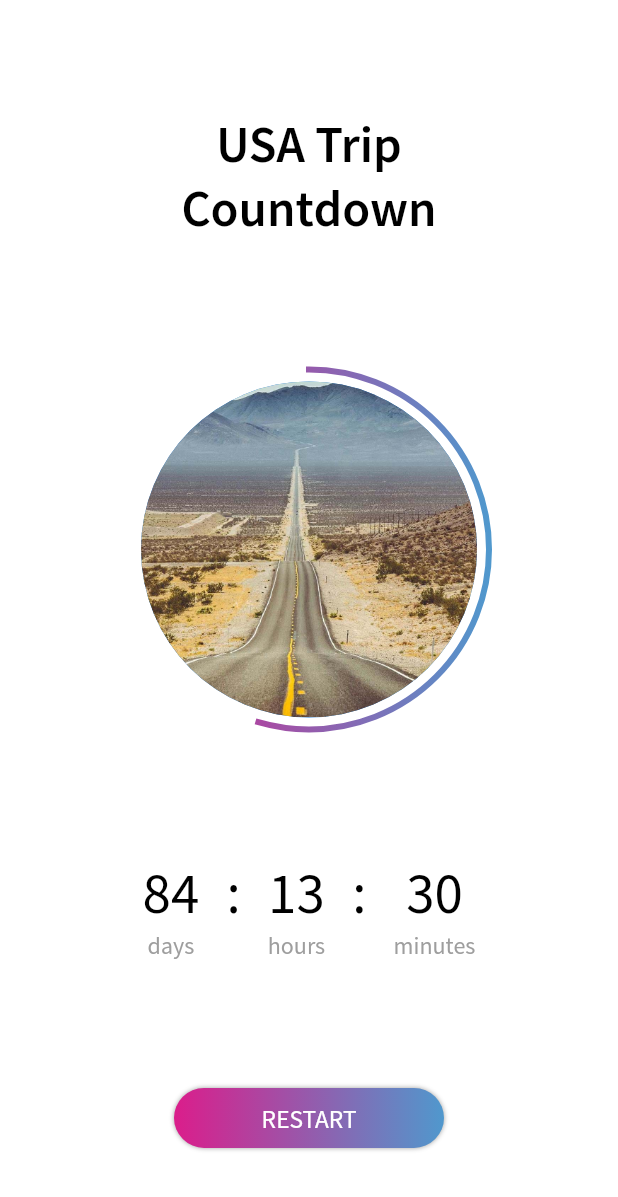
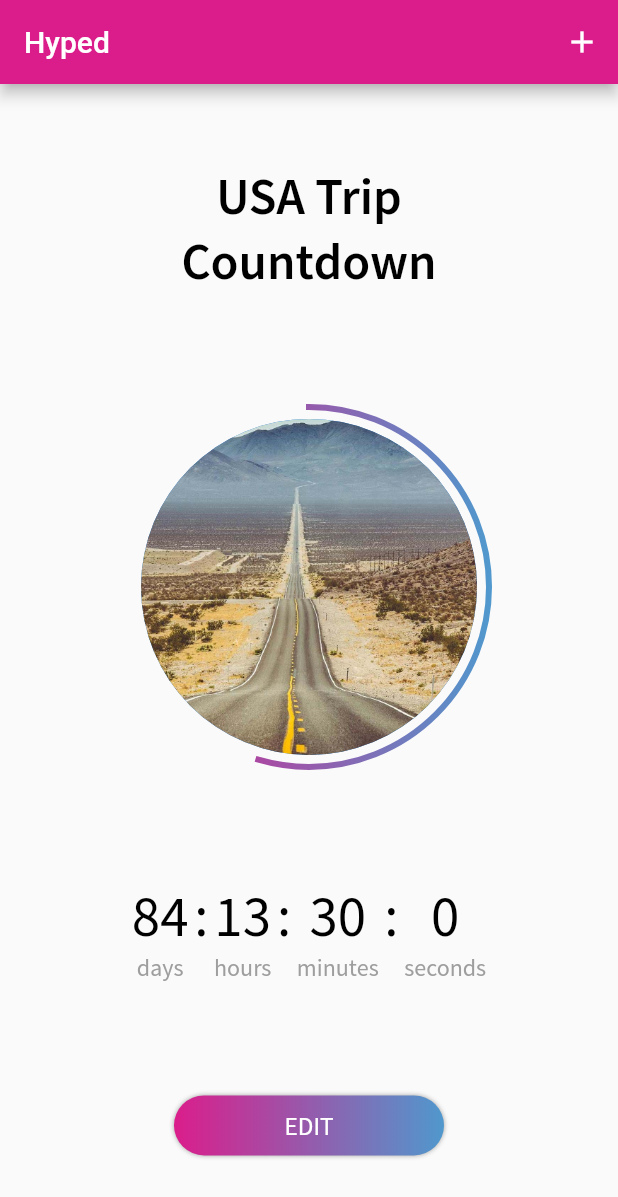
Before and after one commit to funselaar/hyped, a Flutter app: the first screen one second after launch, on a phone screen of 412 x 824 dp. Shown: the top 1197 px of the screen. Run offline on Flutter 3.47's test engine with Material 2 defaults, Android fonts, the phone set to English and light mode, and no system bars.

Commit message:
Added appbar

```diff
--- a/lib/screens/countdown/countdown.dart
+++ b/lib/screens/countdown/countdown.dart
@@ -19,13 +19,56 @@ class Countdown extends StatefulWidget {
 class CountdownState extends State<Countdown> {
   final Trip trip;
 
+  bool editMode = false;
+
   CountdownState({this.trip});
 
   @override
   Widget build(BuildContext context) {
+    if (editMode) {
+      return buildEditMode(context);
+    } else {
+      return buildNormalMode(context);
+    }
+  }
+
+  Widget buildEditMode(BuildContext context) {
     return Container(
-      padding: EdgeInsets.fromLTRB(16.0, 32.0, 16.0, 16.0),
+      padding: EdgeInsets.fromLTRB(16.0, 16.0, 16.0, 16.0),
       child: Row(children: <Widget>[
+        Expanded(
+          child: Column(
+            children: <Widget>[
+              Container(
+                width: 220,
+                child: Text(
+                  trip.title,
+                  style: AppTheme.titleTextStyle,
+                  textAlign: TextAlign.center,
+                ),
+              ),
+              Container(
+                child: AppButton(
+                  buttonName: "Done",
+                  gradient: LinearGradient(
+                      colors: [AppTheme.primaryColor, AppTheme.secondaryColor]),
+                  onPressed: toggleEditMode,
+                ),
+              ),
+            ],
+            crossAxisAlignment: CrossAxisAlignment.center,
+            mainAxisAlignment: MainAxisAlignment.spaceAround,
+          ),
+        ),
+      ]),
+    );
+  }
+
+  Widget buildNormalMode(BuildContext context) {
+    return Container(
+      padding: EdgeInsets.fromLTRB(16.0, 16.0, 16.0, 16.0),
+      child: Row(
+        children: <Widget>[
           Expanded(
             child: Column(
               children: <Widget>[
@@ -48,10 +91,12 @@ class CountdownState extends State<Countdown> {
                 ),
                 Container(
                   child: AppButton(
-                  buttonName: "Restart",
-                  gradient: LinearGradient(
-                      colors: [AppTheme.primaryColor, AppTheme.secondaryColor]),
-                  onPressed: restart,
+                    buttonName: "Edit",
+                    gradient: LinearGradient(colors: [
+                      AppTheme.primaryColor,
+                      AppTheme.secondaryColor
+                    ]),
+                    onPressed: toggleEditMode,
                   ),
                 ),
               ],
@@ -59,13 +104,14 @@ class CountdownState extends State<Countdown> {
               mainAxisAlignment: MainAxisAlignment.spaceAround,
             ),
           ),
-      ]),
+        ],
+      ),
     );
   }
 
-  void restart() {
+  void toggleEditMode() {
     setState(() {
-      this.trip.creation = DateTime.now();
+      this.editMode = !this.editMode;
     });
   }
 }
--- a/lib/screens/countdown/widgets/trip_time/trip_time.dart
+++ b/lib/screens/countdown/widgets/trip_time/trip_time.dart
@@ -22,11 +22,13 @@ class TripTimeState extends State<TripTime> {
   int days = 0;
   int hours = 0;
   int minutes = 0;
+  int seconds = 0;
 
   TripTimeState({this.trip}) {
     days = getDays();
     hours = getHours();
     minutes = getMinutes();
+    seconds = getSeconds();
   }
 
   @override
@@ -40,6 +42,7 @@ class TripTimeState extends State<TripTime> {
       days = getDays();
       hours = getHours();
       minutes = getMinutes();
+      seconds = getSeconds();
     });
   }
 
@@ -59,6 +62,10 @@ class TripTimeState extends State<TripTime> {
 
   int getMinutes() {
     return trip.date.difference(DateTime.now()).inMinutes - (trip.date.difference(DateTime.now()).inHours * 60);
+  }
+
+  int getSeconds() {
+    return trip.date.difference(DateTime.now()).inSeconds - (trip.date.difference(DateTime.now()).inMinutes * 60);
   }
 
   @override
@@ -123,6 +130,30 @@ class TripTimeState extends State<TripTime> {
                 style: AppTheme.smallTripTimeTextStyle,
               )
             ],
+          ),
+          Column(
+            children: <Widget>[
+              Text(
+                ":",
+                style: AppTheme.bigTripTimeTextStyle,
+              ),
+              Text(
+                "",
+                style: AppTheme.smallTripTimeTextStyle,
+              )
+            ],
+          ),
+          Column(
+            children: <Widget>[
+              Text(
+                seconds.toString(),
+                style: AppTheme.bigTripTimeTextStyle,
+              ),
+              Text(
+                "seconds",
+                style: AppTheme.smallTripTimeTextStyle,
+              )
+            ],
           )
         ],
       ),
--- a/lib/screens/home/home.dart
+++ b/lib/screens/home/home.dart
@@ -2,6 +2,7 @@ import 'package:flutter/material.dart';
 import 'package:flutter/widgets.dart';
 import 'package:hyped/data/index.dart';
 import 'package:hyped/screens/countdown/index.dart';
+import 'package:hyped/theme.dart';
 
 class Home extends StatefulWidget {
   @override
@@ -29,7 +30,16 @@ class HomeState extends State<Home> {
   @override
   Widget build(BuildContext context) {
     return Scaffold(
-      backgroundColor: Colors.white,
+      appBar: AppBar(
+        title: Text('Hyped'),
+        backgroundColor: AppTheme.primaryColor,
+        actions: <Widget>[
+          IconButton(
+            onPressed: add,
+            icon: Icon(Icons.add),
+          )
+        ],
+      ),
       body: PageView(
         controller: controller,
         children: trips.map((trip) => Countdown(trip: trip)).toList(),
@@ -37,4 +47,11 @@ class HomeState extends State<Home> {
       ),
     );
   }
+
+  void add() {
+    setState(() {
+      trips.add(Trip(date: DateTime.now(), image: 'usa.jpg', title: 'New Trip'));
+    });
+    controller.animateToPage(trips.length - 1, curve: Curves.ease, duration: Duration(milliseconds: 300));
+  }
 }
```
Lines whose indentation alone changed are shown as unchanged.
